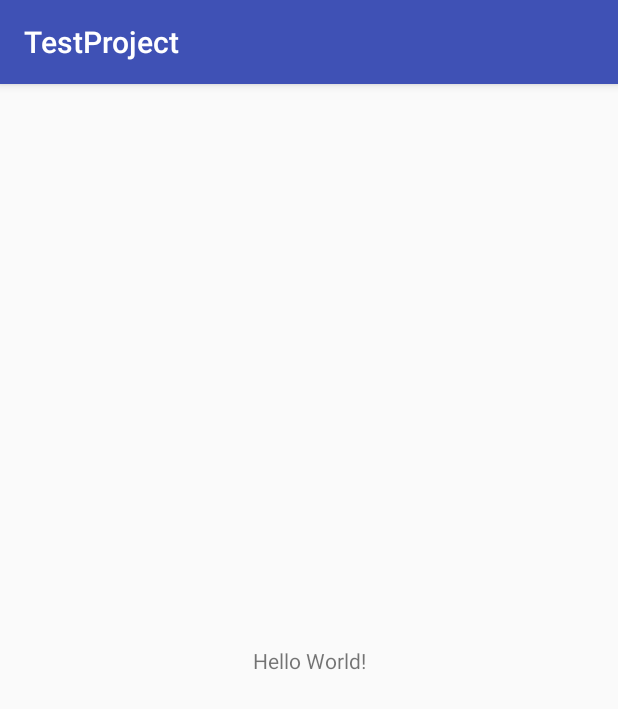
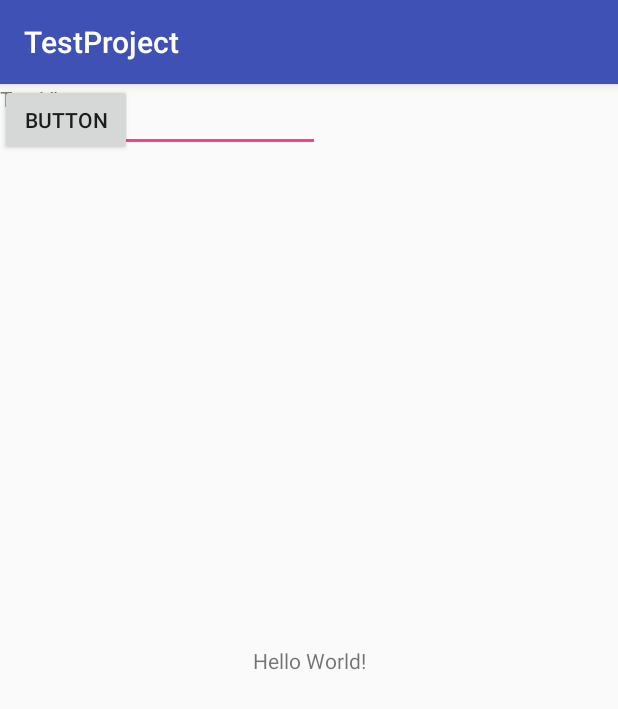
Before and after one commit to svh1998/monoordapp, an Android app: the screen it shows after launch (MainActivity), on a phone screen of 412 x 824 dp. Shown: the top 709 px of the screen. Run offline under Robolectric (Android 15) with nearby library versions, the phone set to English and light mode, and no system bars.

Commit message:
10-3-2017 David 15:17

```diff
--- a/app/src/main/java/com/example/svanh/testproject/MainActivity.java
+++ b/app/src/main/java/com/example/svanh/testproject/MainActivity.java
@@ -2,6 +2,10 @@ package com.example.svanh.testproject;
 
 import android.support.v7.app.AppCompatActivity;
 import android.os.Bundle;
+import android.view.View;
+import android.widget.Button;
+import android.widget.EditText;
+import android.widget.TextView;
 
 public class MainActivity extends AppCompatActivity {
 
@@ -14,4 +18,15 @@ public class MainActivity extends AppCompatActivity {
     public int david = 0;
     public int david2 = 2;
     public int sanderthegamer14 = 7711;
+
+    private EditText favcolor;
+    private TextView textout;
+
+
+    public void buttonOnClick(View v){
+        Button button=(Button) v;
+        favcolor = (EditText) findViewById(R.id.txtColor);
+        textout = (TextView) findViewById(R.id.txtOutput);
+        textout.setText(favcolor.getText());
+    }
 }
--- a/app/src/main/res/layout/activity_main.xml
+++ b/app/src/main/res/layout/activity_main.xml
@@ -5,6 +5,14 @@
     android:layout_width="match_parent"
     android:layout_height="match_parent"
     tools:context="com.example.svanh.testproject.MainActivity">
+
+    <EditText
+        android:id="@+id/txtColor"
+        android:layout_width="wrap_content"
+        android:layout_height="wrap_content"
+        android:ems="10"
+        android:inputType="textPersonName"
+        android:text="Name" />
 
     <TextView
         android:layout_width="wrap_content"
@@ -15,4 +23,20 @@
         app:layout_constraintRight_toRightOf="parent"
         app:layout_constraintTop_toTopOf="parent" />
 
+    <TextView
+        android:id="@+id/txtOutput"
+        android:layout_width="wrap_content"
+        android:layout_height="wrap_content"
+        android:text="TextView"
+        tools:layout_editor_absoluteX="154dp"
+        tools:layout_editor_absoluteY="217dp" />
+
+    <Button
+        android:id="@+id/button"
+        android:layout_width="wrap_content"
+        android:layout_height="wrap_content"
+        android:text="Button"
+        tools:layout_editor_absoluteX="70dp"
+        tools:layout_editor_absoluteY="329dp" />
+
 </android.support.constraint.ConstraintLayout>
```
